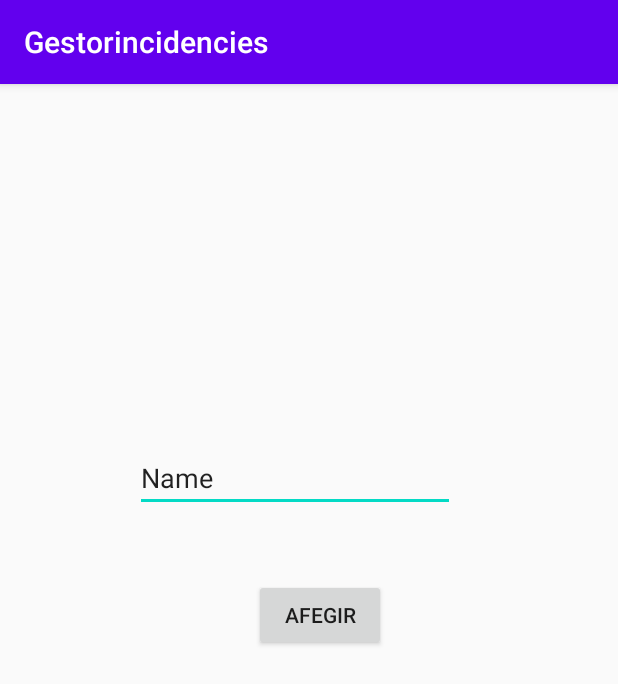
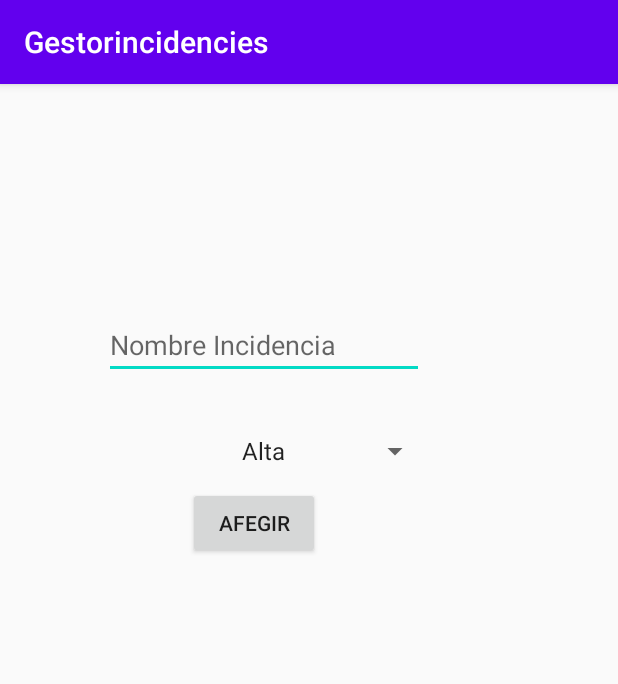
Before and after one commit to cf17jeremy/Gestorincidencies, an Android app: the fragment addincidencias shown on its own in the app's theme, on a phone screen of 412 x 824 dp. Shown: the top 684 px of the screen. Run offline under Robolectric (Android 15) with nearby library versions, the phone set to English and light mode, and no system bars.

```diff
--- a/app/src/main/java/com/example/gestorincidencies/RecyclerViewAdapter.java
+++ b/app/src/main/java/com/example/gestorincidencies/RecyclerViewAdapter.java
@@ -32,6 +32,7 @@ public class RecyclerViewAdapter extends RecyclerView.Adapter<RecyclerViewAdapte
     @Override
     public void onBindViewHolder(@NonNull ViewHolder holder, int position) {
         holder.etiquetaNom.setText(array_incidencies.get(position).getNom());
+        holder.prioritat.setText(array_incidencies.get(position).getPrioritat());
     }
 
     @Override
@@ -40,13 +41,14 @@ public class RecyclerViewAdapter extends RecyclerView.Adapter<RecyclerViewAdapte
     }
 
     public class ViewHolder extends RecyclerView.ViewHolder{
-        TextView etiquetaNom;
+        TextView etiquetaNom,prioritat;
         ConstraintLayout layout;
 
         public ViewHolder(@NonNull View itemView) {
             super(itemView);
             etiquetaNom = itemView.findViewById(R.id.itemListIncidencia);
             layout = itemView.findViewById(R.id.layout);
+            prioritat = itemView.findViewById(R.id.itemListPrioritat);
         }
     }
 }
--- a/app/src/main/java/com/example/gestorincidencies/addincidencias.java
+++ b/app/src/main/java/com/example/gestorincidencies/addincidencias.java
@@ -1,14 +1,19 @@
 package com.example.gestorincidencies;
 
+
 import android.os.Bundle;
+import android.view.LayoutInflater;
+import android.view.View;
+import android.view.ViewGroup;
+import android.widget.ArrayAdapter;
+import android.widget.Button;
+import android.widget.EditText;
+import android.widget.Spinner;
 
 import androidx.fragment.app.Fragment;
 
-import android.view.LayoutInflater;
-import android.view.View;
-import android.view.ViewGroup;
-import android.widget.Button;
-import android.widget.EditText;
+import java.util.ArrayList;
+import java.util.List;
 
 /**
  * A simple {@link Fragment} subclass.
@@ -27,6 +32,13 @@ public class addincidencias extends Fragment {
                              Bundle savedInstanceState) {
         // Inflate the layout for this fragment
         final View addIncidencia = inflater.inflate(R.layout.addincidencies_layout, container, false);
+        String[] emergencia = new String[] {"Alta","Mediana","Baja"};
+        Spinner spinner = addIncidencia.findViewById(R.id.spinner1);
+        final ArrayAdapter adapter = new ArrayAdapter<>(getActivity(), android.R.layout.simple_list_item_1, emergencia);
+
+        adapter.setDropDownViewResource(android.R.layout.simple_spinner_dropdown_item);
+        spinner.setPrompt("Tipo de urgencia");
+        spinner.setAdapter(adapter);
 
         final Button btnafegirIncidencia = addIncidencia.findViewById(R.id.btnafegirIncidencia);
         btnafegirIncidencia.setOnClickListener(new View.OnClickListener() {
--- a/app/src/main/res/layout/addincidencies_layout.xml
+++ b/app/src/main/res/layout/addincidencies_layout.xml
@@ -1,43 +1,57 @@
 <?xml version="1.0" encoding="utf-8"?>
 <FrameLayout xmlns:android="http://schemas.android.com/apk/res/android"
+    xmlns:app="http://schemas.android.com/apk/res-auto"
     xmlns:tools="http://schemas.android.com/tools"
     android:layout_width="match_parent"
     android:layout_height="match_parent"
-    xmlns:app="http://schemas.android.com/apk/res-auto"
+    android:layout_marginLeft="1dp"
+    android:layout_marginTop="75dp"
+    android:layout_marginRight="1dp"
+    android:layout_marginBottom="1dp"
     tools:context=".addincidencias">
 
     <!-- TODO: Update blank fragment layout -->
+
+    <androidx.constraintlayout.widget.ConstraintLayout
+        android:layout_width="match_parent"
+        android:layout_height="match_parent">
 
         <EditText
             android:id="@+id/txtincidencia"
             android:layout_width="wrap_content"
             android:layout_height="wrap_content"
-        android:layout_marginStart="90dp"
-        android:layout_marginLeft="90dp"
-        android:layout_marginTop="240dp"
-        android:layout_marginEnd="108dp"
-        android:layout_marginRight="108dp"
+            android:layout_marginStart="68dp"
+            android:layout_marginLeft="68dp"
+            android:layout_marginTop="76dp"
             android:ems="10"
+            android:hint="Nombre Incidencia"
             android:inputType="textPersonName"
-        android:text="Name"
-        app:layout_constraintEnd_toEndOf="parent"
-        app:layout_constraintHorizontal_bias="0.0"
             app:layout_constraintStart_toStartOf="parent"
             app:layout_constraintTop_toTopOf="parent" />
+
+        <Spinner
+            android:id="@+id/spinner1"
+            android:layout_width="wrap_content"
+            android:layout_height="wrap_content"
+            android:layout_marginStart="144dp"
+            android:layout_marginLeft="144dp"
+            android:layout_marginTop="24dp"
+            app:layout_constraintBottom_toTopOf="@+id/btnafegirIncidencia"
+            app:layout_constraintLeft_toLeftOf="parent"
+            app:layout_constraintStart_toStartOf="parent"
+            app:layout_constraintTop_toBottomOf="@+id/txtincidencia"
+            app:layout_constraintVertical_bias="0.0" />
 
         <Button
             android:id="@+id/btnafegirIncidencia"
             android:layout_width="wrap_content"
             android:layout_height="wrap_content"
-        android:layout_marginStart="169dp"
-        android:layout_marginLeft="90dp"
-        android:layout_marginTop="330dp"
-        android:layout_marginEnd="154dp"
-        android:layout_marginRight="108dp"
+            android:layout_marginStart="124dp"
+            android:layout_marginLeft="124dp"
+            android:layout_marginTop="72dp"
             android:text="Afegir"
-        app:layout_constraintEnd_toEndOf="parent"
-        app:layout_constraintHorizontal_bias="0.0"
             app:layout_constraintStart_toStartOf="parent"
             app:layout_constraintTop_toBottomOf="@+id/txtincidencia" />
+    </androidx.constraintlayout.widget.ConstraintLayout>
 
 </FrameLayout>
--- a/app/src/main/res/layout/fragment_list_incidencia.xml
+++ b/app/src/main/res/layout/fragment_list_incidencia.xml
@@ -5,6 +5,10 @@
     android:id="@+id/frameLayout2"
     android:layout_width="match_parent"
     android:layout_height="match_parent"
+    android:layout_marginLeft="1dp"
+    android:layout_marginTop="75dp"
+    android:layout_marginRight="1dp"
+    android:layout_marginBottom="1dp"
     tools:context=".ListIncidencia">
 
     <!-- TODO: Update blank fragment layout -->
@@ -13,7 +17,7 @@
         android:id="@+id/recyclerView"
         android:layout_width="411dp"
         android:layout_height="516dp"
-        android:layout_marginTop="120dp"
+        android:layout_marginTop="5dp"
         app:layout_constraintEnd_toEndOf="parent"
         app:layout_constraintHorizontal_bias="0.0"
         app:layout_constraintStart_toStartOf="parent"
--- a/app/src/main/res/layout/fragment_menu.xml
+++ b/app/src/main/res/layout/fragment_menu.xml
@@ -23,7 +23,7 @@
         android:layout_width="match_parent"
         android:layout_height="match_parent"
         android:layout_marginLeft="1dp"
-        android:layout_marginTop="50dp"
+        android:layout_marginTop="75dp"
         android:layout_marginEnd="1dp"
         android:layout_marginRight="1dp"
         android:layout_marginBottom="1dp"
```
Also changed, not shown: app/src/main/res/layout/activity_main.xml (+9 -9 lines), app/src/main/res/layout/item_list.xml (+10 -14 lines). Lines whose indentation alone changed are shown as unchanged.
